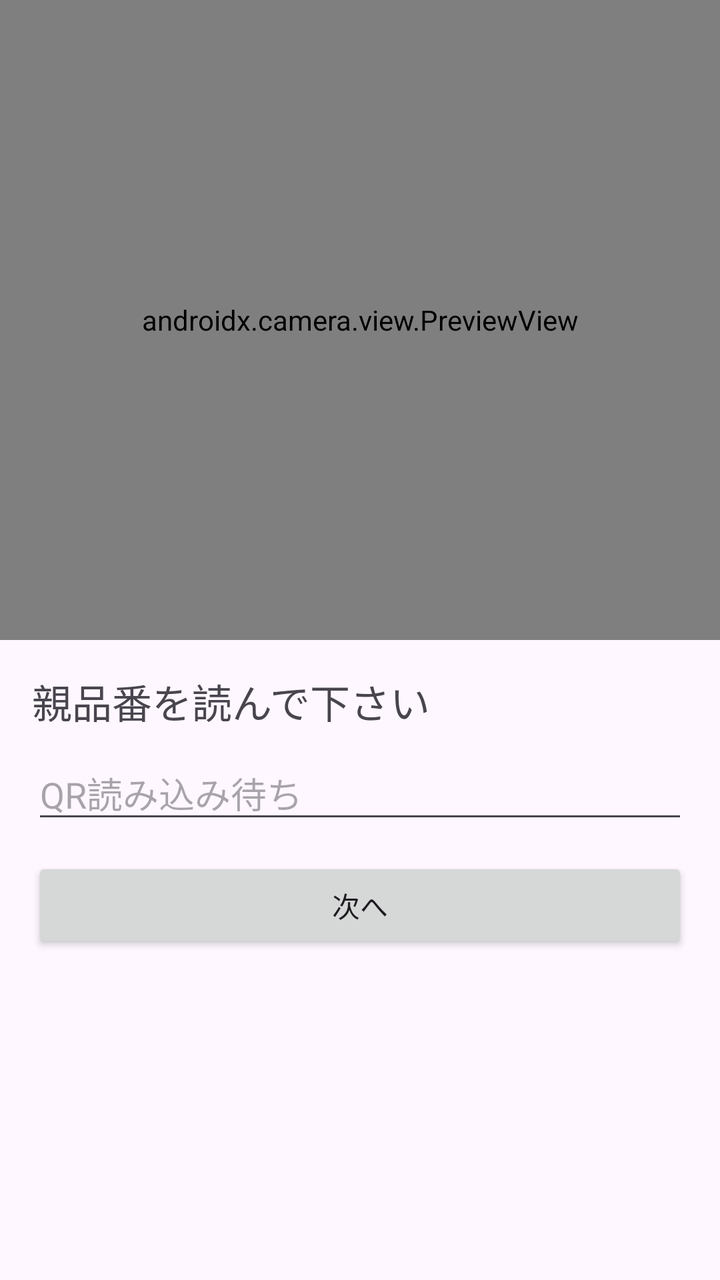
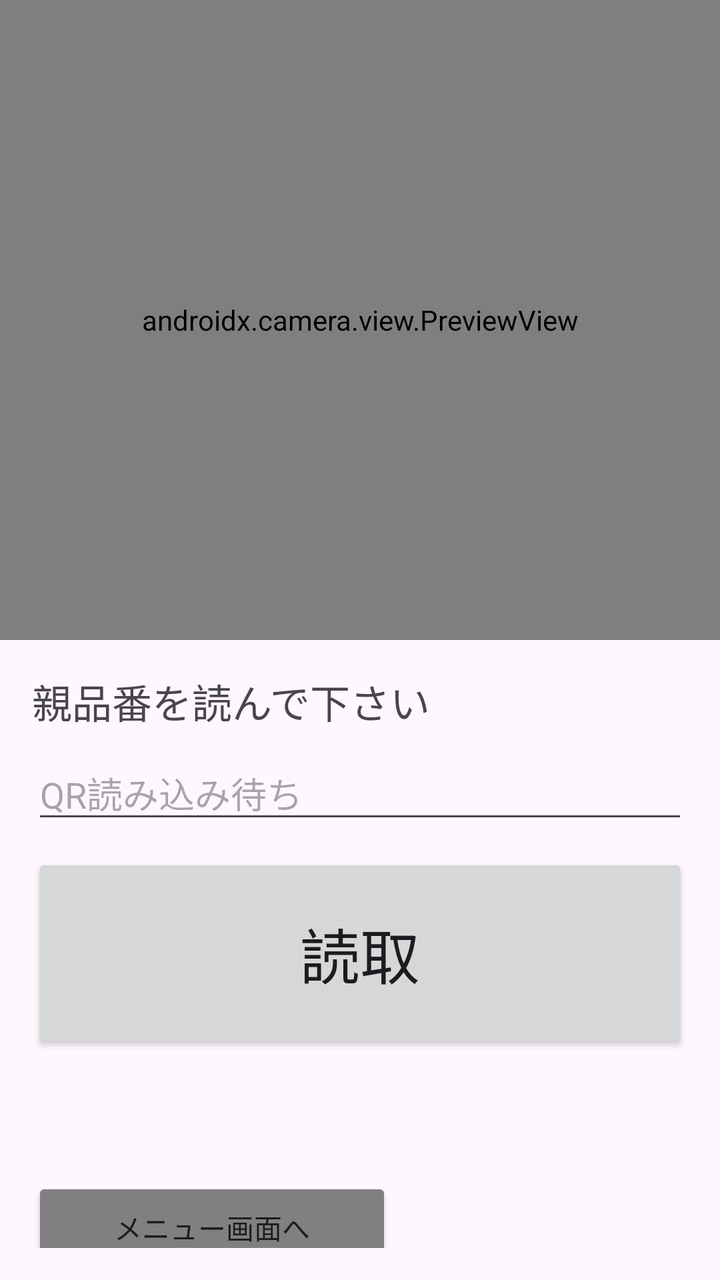

Before-and-after screenshots of an Android layout around one commit, followed by the original layout XML and the change that was made.
<!-- AndroidManifest.xml: application theme Theme.Material3.DayNight.NoActionBar -->
<!-- res/layout/activity_main.xml -->
<?xml version="1.0" encoding="utf-8"?>
<LinearLayout
    xmlns:android="http://schemas.android.com/apk/res/android"
    xmlns:app="http://schemas.android.com/apk/res-auto"
    android:orientation="vertical"
    android:layout_width="match_parent"
    android:layout_height="match_parent">

    
    <androidx.camera.view.PreviewView
        android:id="@+id/previewView"
        android:layout_width="match_parent"
        android:layout_height="0dp"
        android:layout_weight="1"/>

    
    <LinearLayout
        android:orientation="vertical"
        android:padding="16dp"
        android:layout_width="match_parent"
        android:layout_height="0dp"
        android:layout_weight="1">

        <TextView
            android:id="@+id/txtParent"
            android:layout_width="wrap_content"
            android:layout_height="wrap_content"
            android:text="親品番を読んで下さい"
            android:textSize="20sp"
            android:layout_marginBottom="8dp"/>

        <EditText
            android:id="@+id/editText"
            android:layout_width="match_parent"
            android:layout_height="wrap_content"
            android:hint="QR読み込み待ち"/>

        <Button
            android:id="@+id/button"
            android:layout_width="match_parent"
            android:layout_height="wrap_content"
            android:text="次へ"
            android:layout_marginTop="12dp"/>


    </LinearLayout>

</LinearLayout>
<!-- resources referenced by this layout -->
<resources>

</resources>

<!-- the commit's change to res/layout/activity_main.xml (unified diff, before → after) -->
@@ -38,9 +38,21 @@
         <Button
             android:id="@+id/button"
             android:layout_width="match_parent"
-            android:layout_height="wrap_content"
-            android:text="次へ"
-            android:layout_marginTop="12dp"/>
+            android:layout_height="100dp"
+            android:text="読取"
+            android:textSize="30sp"
+            android:layout_marginTop="10dp"
+            android:layout_marginBottom="50dp"/>
+
+        <Button
+            android:id="@+id/btnmenu"
+            android:layout_width="180dp"
+            android:layout_height="50dp"
+            android:text="メニュー画面へ"
+            android:layout_marginTop="12dp"
+            android:backgroundTint="#808080"
+            app:layout_constraintStart_toStartOf="parent"
+            app:layout_constraintTop_toBottomOf="parent" />
 
 
     </LinearLayout>
